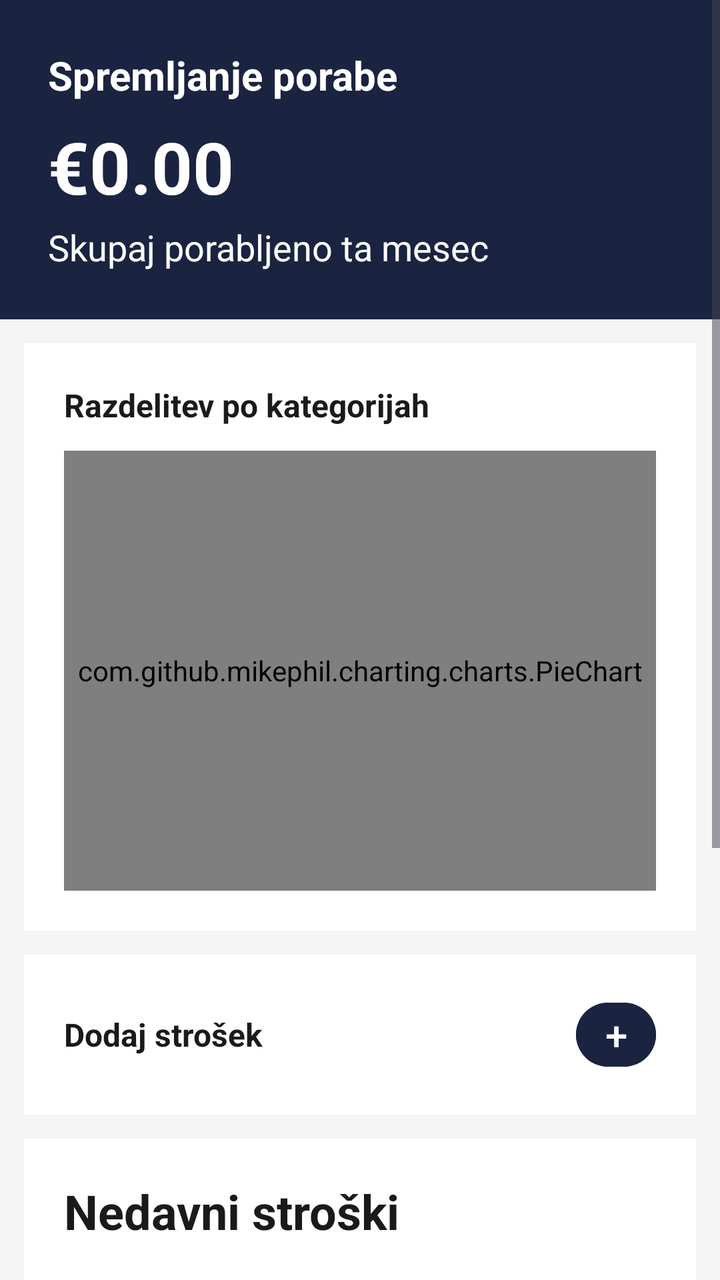
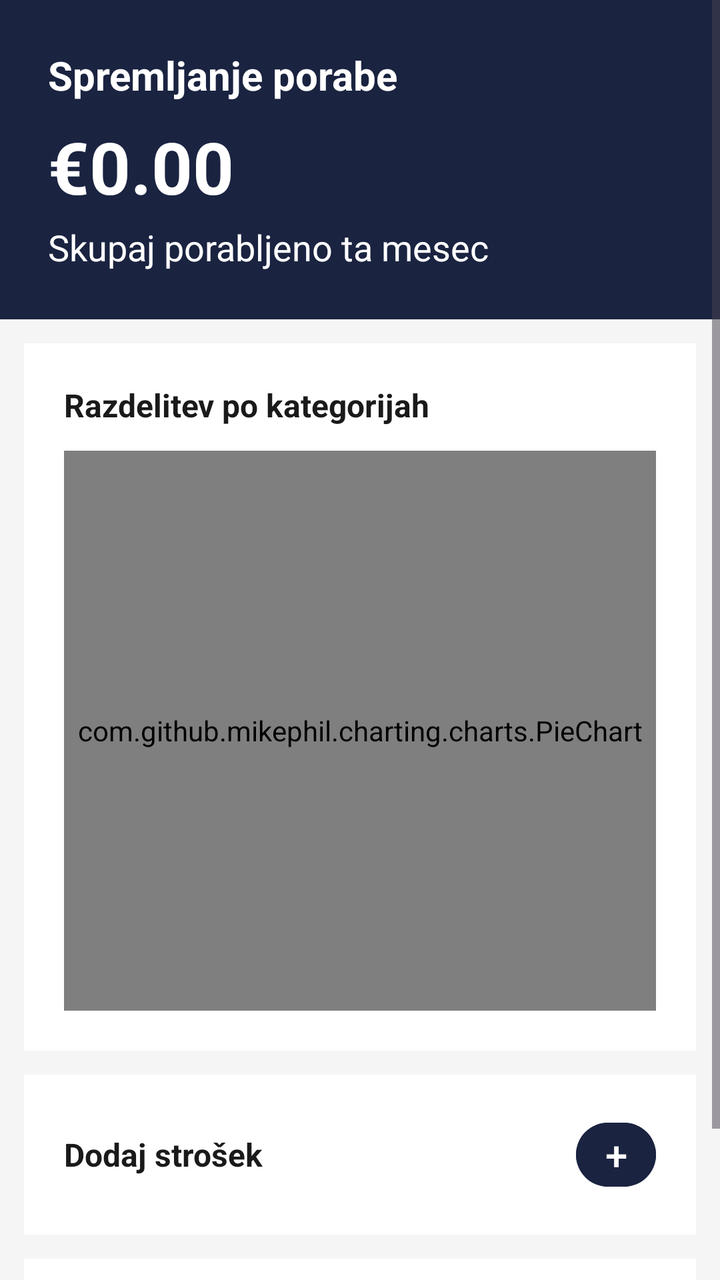

The first picture is an Android layout as it rendered before a commit; the second is the same layout after the commit. The layout source and the unified diff follow.
<!-- AndroidManifest.xml: application theme Theme.FinFlow -->
<!-- res/layout/fragment_poraba.xml -->
<?xml version="1.0" encoding="utf-8"?>
<ScrollView
    xmlns:android="http://schemas.android.com/apk/res/android"
    android:layout_width="match_parent"
    android:layout_height="match_parent"
    android:background="@color/sivaKartica">

    <LinearLayout
        android:layout_width="match_parent"
        android:layout_height="wrap_content"
        android:orientation="vertical">

        
        <LinearLayout
            android:layout_width="match_parent"
            android:layout_height="wrap_content"
            android:background="@color/temnoModra"
            android:orientation="vertical"
            android:padding="24dp">

            <TextView
                android:layout_width="wrap_content"
                android:layout_height="wrap_content"
                android:text="Spremljanje porabe"
                android:textColor="@color/bela"
                android:textSize="20sp"
                android:textStyle="bold"/>

            <TextView
                android:id="@+id/tv_skupna_poraba"
                android:layout_width="wrap_content"
                android:layout_height="wrap_content"
                android:text="€0.00"
                android:textColor="@color/bela"
                android:textSize="36sp"
                android:textStyle="bold"
                android:layout_marginTop="8dp" />

            <TextView
                android:layout_width="wrap_content"
                android:layout_height="wrap_content"
                android:text="Skupaj porabljeno ta mesec"
                android:textColor="@color/bela"
                android:textSize="18sp"
                android:layout_marginTop="4dp" />

        </LinearLayout>

        
        <LinearLayout
            android:layout_width="match_parent"
            android:layout_height="wrap_content"
            android:background="@color/bela"
            android:orientation="vertical"
            android:padding="20dp"
            android:layout_marginTop="12dp"
            android:layout_marginStart="12dp"
            android:layout_marginEnd="12dp">

            <TextView
                android:layout_width="wrap_content"
                android:layout_height="wrap_content"
                android:text="Razdelitev po kategorijah"
                android:textColor="@color/besediloTemno"
                android:textSize="16sp"
                android:textStyle="bold" />

            <com.github.mikephil.charting.charts.PieChart
                android:id="@+id/chart_poraba"
                android:layout_width="match_parent"
                android:layout_height="220dp"
                android:layout_marginTop="12dp" />

        </LinearLayout>

        
        <LinearLayout
            android:layout_width="match_parent"
            android:layout_height="wrap_content"
            android:background="@color/bela"
            android:orientation="horizontal"
            android:padding="20dp"
            android:layout_marginTop="12dp"
            android:layout_marginStart="12dp"
            android:layout_marginEnd="12dp"
            android:gravity="center_vertical">

            <TextView
                android:layout_width="0dp"
                android:layout_height="wrap_content"
                android:layout_weight="1"
                android:text="Dodaj strošek"
                android:textColor="@color/besediloTemno"
                android:textSize="16sp"
                android:textStyle="bold" />

            <Button
                android:id="@+id/btn_dodaj_strosek"
                android:layout_width="40dp"
                android:layout_height="40dp"
                android:text="+"
                android:textSize="20sp"
                android:padding="0dp"
                android:backgroundTint="@color/temnoModra"
                android:textColor="@color/bela" />

        </LinearLayout>

        
        <LinearLayout
            android:layout_width="match_parent"
            android:layout_height="wrap_content"
            android:background="@color/bela"
            android:orientation="vertical"
            android:padding="20dp"
            android:layout_marginTop="12dp"
            android:layout_marginStart="12dp"
            android:layout_marginEnd="12dp"
            android:layout_marginBottom="12dp">

            <TextView
                android:layout_width="wrap_content"
                android:layout_height="wrap_content"
                android:text="Nedavni stroški"
                android:textColor="@color/besediloTemno"
                android:textSize="24sp"
                android:textStyle="bold" />

            <ListView
                android:id="@+id/lv_stroski"
                android:layout_width="match_parent"
                android:layout_height="300dp"
                android:layout_marginTop="12dp"
                android:divider="@null" />

        </LinearLayout>

    </LinearLayout>

</ScrollView>
<!-- resources referenced by this layout -->
<resources>
  <color name="bela">#FFFFFF</color>
  <color name="besediloTemno">#1A1A1A</color>
  <color name="sivaKartica">#F5F5F5</color>
  <color name="temnoModra">#1A2340</color>
  <style name="Theme.FinFlow" parent="Base.Theme.FinFlow" />
  <style name="Base.Theme.FinFlow" parent="Theme.Material3.DayNight.NoActionBar">
          
          
      </style>
</resources>

<!-- the commit's change to res/layout/fragment_poraba.xml (unified diff, before → after) -->
@@ -21,7 +21,7 @@
             <TextView
                 android:layout_width="wrap_content"
                 android:layout_height="wrap_content"
-                android:text="Spremljanje porabe"
+                android:text="@string/poraba_naslov"
                 android:textColor="@color/bela"
                 android:textSize="20sp"
                 android:textStyle="bold"/>
@@ -39,7 +39,7 @@
             <TextView
                 android:layout_width="wrap_content"
                 android:layout_height="wrap_content"
-                android:text="Skupaj porabljeno ta mesec"
+                android:text="@string/poraba_skupaj_mesec"
                 android:textColor="@color/bela"
                 android:textSize="18sp"
                 android:layout_marginTop="4dp" />
@@ -60,7 +60,7 @@
             <TextView
                 android:layout_width="wrap_content"
                 android:layout_height="wrap_content"
-                android:text="Razdelitev po kategorijah"
+                android:text="@string/poraba_razdelitev_kategorije"
                 android:textColor="@color/besediloTemno"
                 android:textSize="16sp"
                 android:textStyle="bold" />
@@ -68,7 +68,7 @@
             <com.github.mikephil.charting.charts.PieChart
                 android:id="@+id/chart_poraba"
                 android:layout_width="match_parent"
-                android:layout_height="220dp"
+                android:layout_height="280dp"
                 android:layout_marginTop="12dp" />
 
         </LinearLayout>
@@ -89,7 +89,7 @@
                 android:layout_width="0dp"
                 android:layout_height="wrap_content"
                 android:layout_weight="1"
-                android:text="Dodaj strošek"
+                android:text="@string/poraba_dodaj_strosek"
                 android:textColor="@color/besediloTemno"
                 android:textSize="16sp"
                 android:textStyle="bold" />
@@ -121,17 +121,17 @@
             <TextView
                 android:layout_width="wrap_content"
                 android:layout_height="wrap_content"
-                android:text="Nedavni stroški"
+                android:text="@string/poraba_nedavni_stroski"
                 android:textColor="@color/besediloTemno"
                 android:textSize="24sp"
                 android:textStyle="bold" />
 
-            <ListView
-                android:id="@+id/lv_stroski"
+            <LinearLayout
+                android:id="@+id/ll_stroski_container"
                 android:layout_width="match_parent"
-                android:layout_height="300dp"
+                android:layout_height="wrap_content"
                 android:layout_marginTop="12dp"
-                android:divider="@null" />
+                android:orientation="vertical" />
 
         </LinearLayout>
 
<!-- resource entries referenced after the edit -->
@@ -4,6 +4,11 @@
   <color name="besediloTemno">#1A1A1A</color>
   <color name="sivaKartica">#F5F5F5</color>
   <color name="temnoModra">#1A2340</color>
+  <string name="poraba_dodaj_strosek">Dodaj strošek</string>
+  <string name="poraba_naslov">Spremljanje porabe</string>
+  <string name="poraba_nedavni_stroski">Nedavni stroški</string>
+  <string name="poraba_razdelitev_kategorije">Razdelitev po kategorijah</string>
+  <string name="poraba_skupaj_mesec">Skupaj porabljeno ta mesec</string>
   <style name="Theme.FinFlow" parent="Base.Theme.FinFlow" />
   <style name="Base.Theme.FinFlow" parent="Theme.Material3.DayNight.NoActionBar">
           
